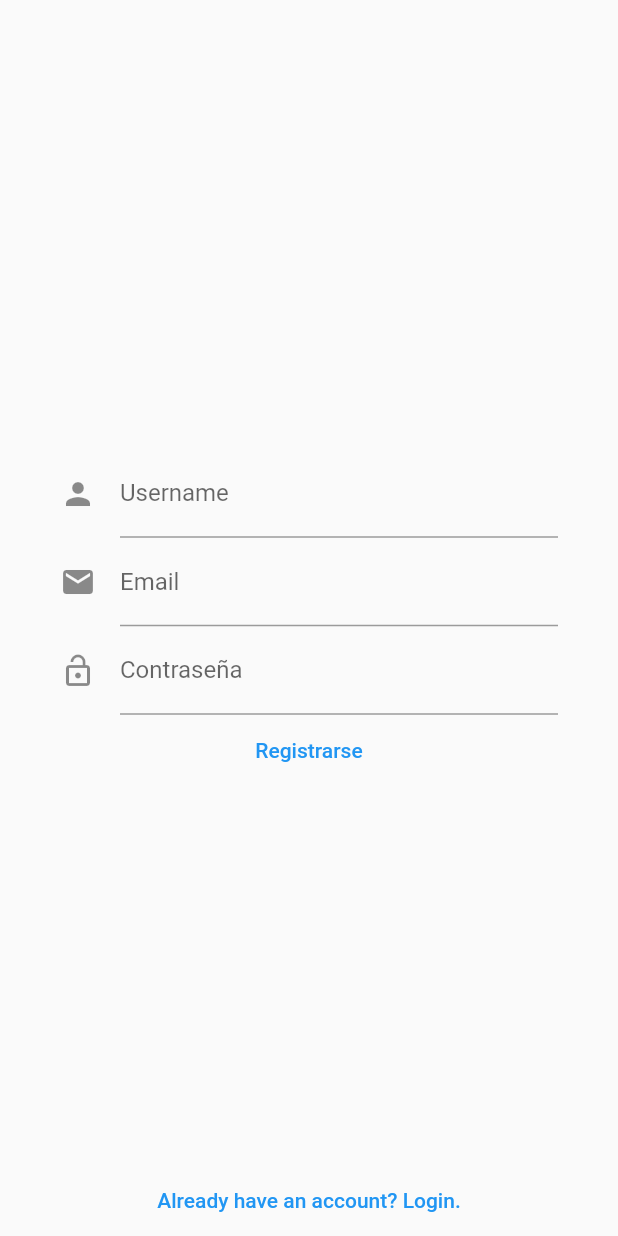
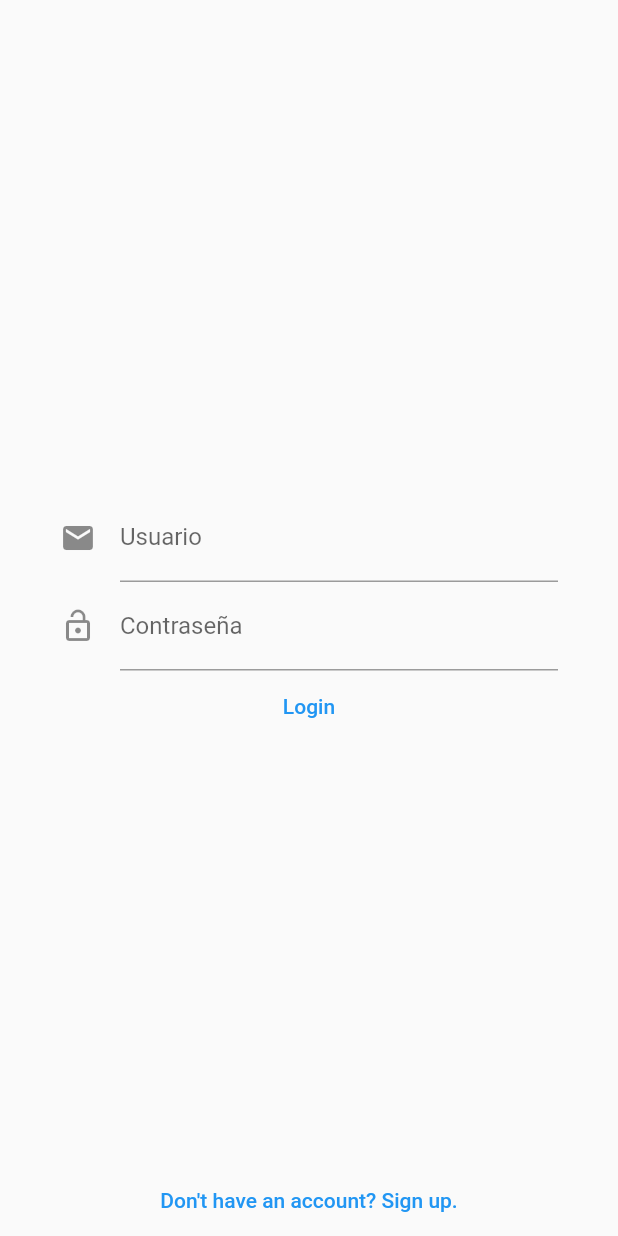
Before and after one commit to erickisos/amplify-flutter, a Flutter app: the screen it shows after launch, on a phone screen of 412 x 824 dp. Run offline on Flutter 3.47's test engine with Material 2 defaults, Android fonts, the phone set to English and light mode, and no system bars.

Commit message:
Login and SignUp navigation enabled

```diff
--- a/lib/main.dart
+++ b/lib/main.dart
@@ -1,5 +1,6 @@
 import 'package:amplify_test/pages/login.page.dart';
 import 'package:amplify_test/pages/signup.page.dart';
+import 'package:amplify_test/services/auth.service.dart';
 import 'package:flutter/material.dart';
 
 void main() {
@@ -12,6 +13,14 @@ class MyApp extends StatefulWidget {
 }
 
 class AppState extends State<MyApp> {
+  final authService = AuthService();
+
+  @override
+  void initState() {
+    super.initState();
+    authService.showLogin();
+  }
+
   @override
   Widget build(BuildContext context) {
     return MaterialApp(
@@ -19,12 +28,34 @@ class AppState extends State<MyApp> {
       theme: ThemeData(
         visualDensity: VisualDensity.adaptivePlatformDensity,
       ),
-      home: Navigator(
-        pages: [
-          MaterialPage(child: LoginPage()),
-          MaterialPage(child: SignUpPage()),
-        ],
-        onPopPage: (route, result) => route.didPop(result),
+      home: StreamBuilder<AuthState>(
+        stream: authService.authStateController.stream,
+        builder: (context, snapshot) {
+          if (snapshot.hasData) {
+            return Navigator(
+              pages: [
+                if (snapshot.data!.authStatus == AuthFlowStatus.login)
+                  MaterialPage(
+                    child: LoginPage(
+                      shouldShowSignUp: authService.showSignUp,
+                    ),
+                  ),
+                if (snapshot.data!.authStatus == AuthFlowStatus.signUp)
+                  MaterialPage(
+                    child: SignUpPage(
+                      shouldShowLogin: authService.showLogin,
+                    ),
+                  ),
+              ],
+              onPopPage: (route, result) => route.didPop(result),
+            );
+          } else {
+            return Container(
+              alignment: Alignment.center,
+              child: CircularProgressIndicator(),
+            );
+          }
+        },
       ),
     );
   }
--- a/lib/pages/login.page.dart
+++ b/lib/pages/login.page.dart
@@ -1,6 +1,10 @@
 import 'package:flutter/material.dart';
 
 class LoginPage extends StatefulWidget {
+  final VoidCallback shouldShowSignUp;
+
+  LoginPage({Key? key, required this.shouldShowSignUp}) : super(key: key);
+
   @override
   State<StatefulWidget> createState() => LoginPageState();
 }
@@ -16,11 +20,11 @@ class LoginPageState extends State<LoginPage> {
         minimum: EdgeInsets.symmetric(horizontal: 40),
         child: Stack(
           children: [
-            _loginForm(),
+            loginForm(),
             Container(
               alignment: Alignment.bottomCenter,
               child: TextButton(
-                onPressed: () {},
+                onPressed: widget.shouldShowSignUp,
                 child: Text("Don't have an account? Sign up."),
               ),
             ),
@@ -30,7 +34,7 @@ class LoginPageState extends State<LoginPage> {
     );
   }
 
-  Widget _loginForm() {
+  Widget loginForm() {
     return Column(
       children: [
         TextField(
--- a/lib/pages/signup.page.dart
+++ b/lib/pages/signup.page.dart
@@ -1,10 +1,12 @@
 import 'package:flutter/material.dart';
 
 class SignUpPage extends StatefulWidget {
+  final VoidCallback shouldShowLogin;
+
+  SignUpPage({Key? key, required this.shouldShowLogin}) : super(key: key);
+
   @override
-  State<StatefulWidget> createState() {
-    return SignUpPageState();
-  }
+  State<StatefulWidget> createState() => SignUpPageState();
 }
 
 class SignUpPageState extends State<SignUpPage> {
@@ -24,7 +26,7 @@ class SignUpPageState extends State<SignUpPage> {
           Container(
             alignment: Alignment.bottomCenter,
             child: TextButton(
-              onPressed: () {},
+              onPressed: widget.shouldShowLogin,
               child: Text('Already have an account? Login.'),
             ),
           )
--- /dev/null
+++ b/lib/services/auth.service.dart
@@ -0,0 +1,23 @@
+import 'dart:async';
+
+enum AuthFlowStatus { login, signUp, verification, session }
+
+class AuthState {
+  final AuthFlowStatus authStatus;
+
+  AuthState({required this.authStatus});
+}
+
+class AuthService {
+  final authStateController = StreamController<AuthState>();
+
+  void showSignUp() {
+    final state = AuthState(authStatus: AuthFlowStatus.signUp);
+    authStateController.add(state);
+  }
+
+  void showLogin() {
+    final state = AuthState(authStatus: AuthFlowStatus.login);
+    authStateController.add(state);
+  }
+}
```
